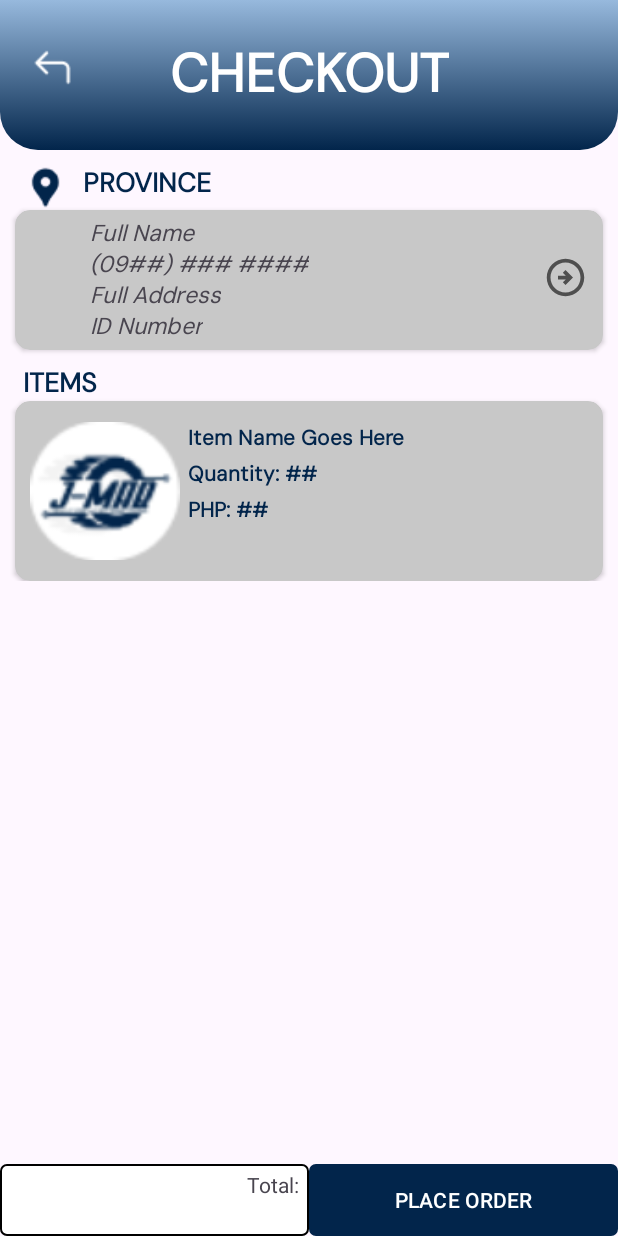
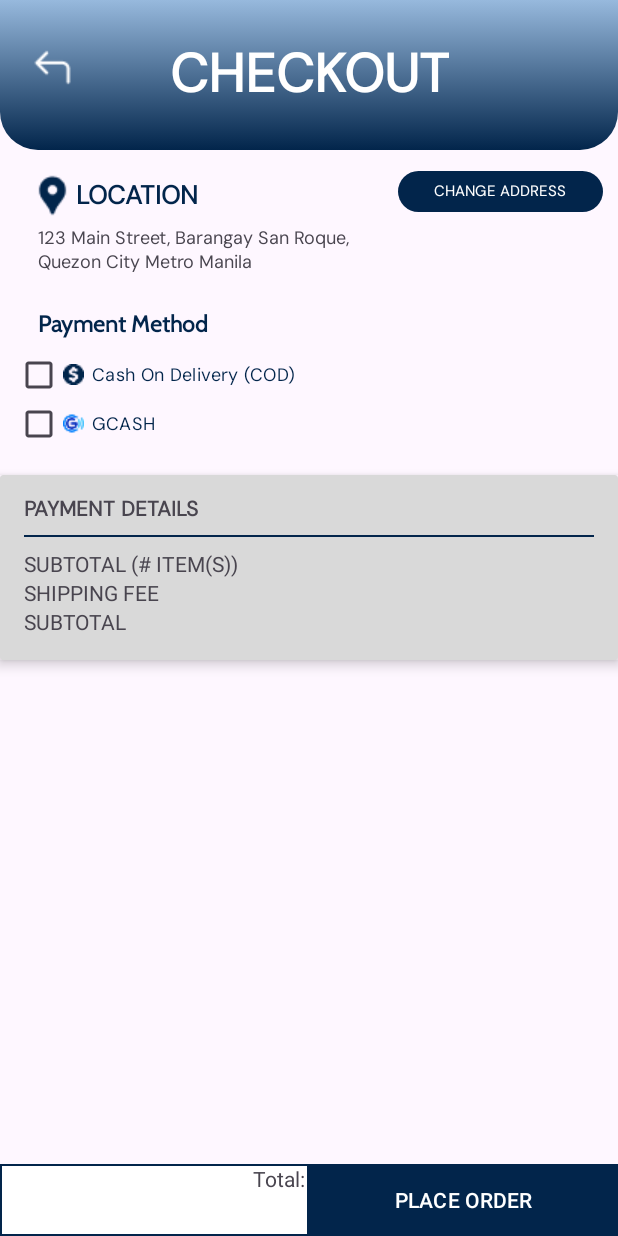
Before and after one commit to bennybun29/J-MAB_Mobile, an Android app: the CheckoutActivity screen opened directly, with no data from a screen before it, on a phone screen of 412 x 824 dp. Run offline under Robolectric (Android 15) with nearby library versions, the phone set to English and light mode, and no system bars.

Commit message:
Update: Suggestions in the searchbar and  Checkout Screen is now updated.

```diff
--- a/app/src/main/java/com/example/j_mabmobile/CartActivity.kt
+++ b/app/src/main/java/com/example/j_mabmobile/CartActivity.kt
@@ -1,9 +1,11 @@
 package com.example.j_mabmobile
 
 import android.content.Context
+import android.content.Intent
 import android.os.Bundle
 import android.util.Log
 import android.view.View
+import android.widget.Button
 import android.widget.CheckBox
 import android.widget.ImageButton
 import android.widget.ImageView
@@ -33,6 +35,7 @@ class CartActivity : AppCompatActivity() {
     private lateinit var emptyIcon: ImageView
     private lateinit var noOrdersYetTV: TextView
     private lateinit var deleteTV: TextView
+    private lateinit var checkoutBtn: Button
 
     private val cartItems = mutableListOf<CartItem>()
 
@@ -50,7 +53,13 @@ class CartActivity : AppCompatActivity() {
         emptyIcon = findViewById(R.id.empytIcon)
         noOrdersYetTV = findViewById(R.id.noOrdersYetTV)
         deleteTV = findViewById(R.id.deleteTV)
+        checkoutBtn = findViewById(R.id.checkoutBtn)
 
+        checkoutBtn.setOnClickListener({
+            onPause()
+            val intent = Intent(this, CheckoutActivity::class.java)
+            startActivity(intent)
+        })
 
         backBtn.setOnClickListener {
             onBackPressed()
--- a/app/src/main/java/com/example/j_mabmobile/CheckoutActivity.kt
+++ b/app/src/main/java/com/example/j_mabmobile/CheckoutActivity.kt
@@ -1,12 +1,15 @@
 package com.example.j_mabmobile
 
+import android.content.Intent
 import android.os.Bundle
+import android.widget.Button
 import android.widget.ImageButton
 import androidx.appcompat.app.AppCompatActivity
 
 class CheckoutActivity : AppCompatActivity() {
 
     lateinit var backBtn: ImageButton
+    lateinit var changeAddressBtn: Button
 
     override fun onCreate(savedInstanceState: Bundle?) {
         super.onCreate(savedInstanceState)
@@ -18,5 +21,13 @@ class CheckoutActivity : AppCompatActivity() {
             onBackPressed()
         })
 
+        changeAddressBtn = findViewById(R.id.changeAddressBtn)
+
+        changeAddressBtn.setOnClickListener({
+            onPause()
+            val intent = Intent(this, MyAddressesActivity::class.java)
+            startActivity(intent)
+        })
+
     }
 }
--- a/app/src/main/java/com/example/j_mabmobile/HomeFragment.kt
+++ b/app/src/main/java/com/example/j_mabmobile/HomeFragment.kt
@@ -39,6 +39,11 @@ class HomeFragment : Fragment() {
     private var currentCategory: String = "All"
     private var userId: Int = -1
     private var currentBrand: String = ""
+    private var productNames: List<String> = listOf()
+    private lateinit var listPopupWindow: ListPopupWindow
+    private var suggestionList: List<String> = listOf()
+
+
 
     override fun onCreateView(
         inflater: LayoutInflater, container: ViewGroup?,
@@ -168,6 +173,8 @@ class HomeFragment : Fragment() {
                     val productResponse = response.body()!!
                     if (productResponse.success) {
                         allProducts = productResponse.products.reversed()
+                        productNames = allProducts.map { it.name } // Store product names
+                        setupSearchView() // Initialize suggestions
                         filterProducts("All", "")
                     } else {
                         Toast.makeText(requireContext(), "Failed to load products", Toast.LENGTH_SHORT).show()
@@ -177,6 +184,7 @@ class HomeFragment : Fragment() {
                 }
             }
 
+
             override fun onFailure(call: Call<ProductResponse>, t: Throwable) {
                 progressBar.visibility = View.GONE
                 showErrorMessage("Error fetching products. Please try again.")
@@ -184,6 +192,64 @@ class HomeFragment : Fragment() {
             }
         })
     }
+
+    private fun setupSearchView() {
+        listPopupWindow = ListPopupWindow(requireContext())
+
+        searchView.setOnQueryTextListener(object : SearchView.OnQueryTextListener {
+            override fun onQueryTextSubmit(query: String?): Boolean {
+                listPopupWindow.dismiss()
+                if (!query.isNullOrBlank()) {
+                    searchProducts(query, currentCategory, currentBrand)
+                }
+                searchView.clearFocus()
+                return true
+            }
+
+            override fun onQueryTextChange(newText: String?): Boolean {
+                if (newText.isNullOrBlank()) {
+                    filteredProducts = allProducts
+                    updateRecyclerView()
+                    listPopupWindow.dismiss()
+                    return true
+                }
+
+                suggestionList = productNames.filter { it.contains(newText, ignoreCase = true) }
+
+                if (suggestionList.isNotEmpty()) {
+                    showSuggestions()
+                } else {
+                    listPopupWindow.dismiss()
+                }
+                return true
+            }
+        })
+    }
+
+
+    private fun showSuggestions() {
+        val adapter = ArrayAdapter(requireContext(), android.R.layout.simple_list_item_1, suggestionList)
+
+        listPopupWindow.setAdapter(adapter)
+        listPopupWindow.anchorView = searchView
+        listPopupWindow.width = searchView.width
+        listPopupWindow.height = ListPopupWindow.WRAP_CONTENT
+        listPopupWindow.isModal = false
+
+        listPopupWindow.setOnItemClickListener { _, _, position, _ ->
+            val selectedItem = suggestionList[position]
+            searchView.setQuery(selectedItem, false)
+            listPopupWindow.dismiss()
+
+            searchView.requestFocus()
+        }
+
+        listPopupWindow.show()
+    }
+
+
+
+
 
     private fun filterProducts(category: String, brand: String) {
         filteredProducts = allProducts.filter {
--- a/app/src/main/java/com/example/j_mabmobile/ProductScreenActivity.kt
+++ b/app/src/main/java/com/example/j_mabmobile/ProductScreenActivity.kt
@@ -71,7 +71,6 @@ class ProductScreenActivity : AppCompatActivity() {
             startActivity(intent)
         })
 
-        // Get data from intent
         val product_id = intent.getIntExtra("product_id", 0)
         val imageUrl = intent.getStringExtra("product_image_url")
         val name = intent.getStringExtra("product_name")
--- a/app/src/main/res/layout/activity_cart.xml
+++ b/app/src/main/res/layout/activity_cart.xml
@@ -112,6 +112,7 @@
             android:text="Total: "/>
 
         <Button
+            android:id="@+id/checkoutBtn"
             android:layout_width="0dp"
             android:layout_height="match_parent"
             android:layout_weight="1"
--- a/app/src/main/res/layout/activity_checkout.xml
+++ b/app/src/main/res/layout/activity_checkout.xml
@@ -38,187 +38,165 @@
         app:layout_constraintTop_toTopOf="parent"
         android:layout_marginTop="25dp"/>
 
-    <LinearLayout
+
+    <TextView
+        android:id="@+id/locationTV"
+        android:layout_width="wrap_content"
+        android:layout_height="wrap_content"
+        android:fontFamily="@font/dmsans"
+        android:text="LOCATION"
+        android:textColor="@color/j_mab_blue"
+        android:textStyle="bold"
+        android:drawableStart="@drawable/location_on"
+        android:gravity="center"
+        android:textSize="17sp"
+        app:layout_constraintTop_toBottomOf="@id/imageView3"
+        app:layout_constraintLeft_toLeftOf="parent"
+        android:layout_marginTop="15dp"
+        android:layout_marginLeft="20dp"/>
+
+    <TextView
+        android:id="@+id/userLocationTV"
+        app:layout_constraintTop_toBottomOf="@id/locationTV"
+        app:layout_constraintLeft_toLeftOf="parent"
+        android:layout_width="wrap_content"
+        android:layout_height="wrap_content"
+        android:fontFamily="@font/dmsans"
+        android:text="123 Main Street, Barangay San Roque,\nQuezon City Metro Manila"
+        android:layout_marginLeft="25dp"
+        android:layout_marginTop="5dp"
+        android:textSize="12sp"/>
+
+    <Button
+        android:id="@+id/changeAddressBtn"
+        android:layout_width="wrap_content"
+        android:layout_height="35dp"
+        android:text="CHANGE ADDRESS"
+        android:fontFamily="@font/dmsans"
+        android:textSize="10sp"
+        app:layout_constraintRight_toRightOf="parent"
+        app:layout_constraintTop_toBottomOf="@id/imageView3"
+        android:layout_marginRight="10dp"
+        android:layout_marginTop="10dp"/>
+
+    <androidx.recyclerview.widget.RecyclerView
+        android:id="@+id/checkoutRecyclerView"
         android:layout_width="match_parent"
         android:layout_height="wrap_content"
-        app:layout_constraintTop_toBottomOf="@id/imageView3"
+        app:layout_constraintTop_toBottomOf="@id/userLocationTV"
+        android:layout_marginTop="5dp"/>
+
+    <TextView
+        android:id="@+id/paymentMethodTV"
+        android:layout_width="wrap_content"
+        android:layout_height="wrap_content"
+        android:text="Payment Method"
+        android:fontFamily="@font/cabin"
+        android:textSize="15sp"
+        android:textStyle="bold"
+        android:textColor="@color/j_mab_blue"
+        app:layout_constraintTop_toBottomOf="@id/checkoutRecyclerView"
         app:layout_constraintLeft_toLeftOf="parent"
-        app:layout_constraintRight_toRightOf="parent"
-        android:orientation="vertical">
+        android:layout_marginTop="15dp"
+        android:layout_marginLeft="25dp"/>
 
-        <TextView
-            android:layout_width="wrap_content"
-            android:layout_height="wrap_content"
-            android:fontFamily="@font/dmsans"
-            android:textColor="@color/j_mab_blue"
-            android:text="PROVINCE"
-            android:textStyle="bold"
-            android:textSize="18sp"
-            android:layout_marginTop="10dp"
-            android:layout_marginLeft="15dp"
-            android:drawablePadding="10dp"
-            android:drawableLeft="@drawable/location_on"/>
+    <CheckBox
+        android:id="@+id/codChkBox"
+        android:layout_width="wrap_content"
+        android:layout_height="wrap_content"
+        android:fontFamily="@font/dmsans"
+        android:text="Cash On Delivery (COD)"
+        android:drawableStart="@drawable/dollar_sign"
+        android:drawablePadding="5dp"
+        app:layout_constraintTop_toBottomOf="@id/paymentMethodTV"
+        app:layout_constraintLeft_toLeftOf="parent"
+        android:textColor="@color/j_mab_blue"
+        android:textSize="12sp"
+        android:layout_marginLeft="10dp"/>
 
-        <androidx.cardview.widget.CardView
+    <CheckBox
+        android:id="@+id/gcashChkBox"
+        android:layout_width="wrap_content"
+        android:layout_height="wrap_content"
+        android:text="GCASH"
+        android:drawableStart="@drawable/gcash_logo"
+        android:drawablePadding="5dp"
+        app:layout_constraintTop_toBottomOf="@id/codChkBox"
+        app:layout_constraintLeft_toLeftOf="parent"
+        android:textSize="12sp"
+        android:textColor="@color/j_mab_blue"
+        android:fontFamily="@font/dmsans"
+        android:layout_marginLeft="10dp"
+        android:layout_marginTop="-15dp"/>
+
+    <androidx.cardview.widget.CardView
+        android:id="@+id/securityCardView"
+        android:layout_width="match_parent"
+        android:layout_height="wrap_content"
+        android:elevation="5dp"
+        app:cardElevation="5dp"
+        android:layout_marginTop="10dp"
+        android:layout_marginBottom="10dp"
+        android:backgroundTint="#D9D9D9"
+        app:layout_constraintTop_toBottomOf="@+id/gcashChkBox">
+
+        <LinearLayout
             android:layout_width="match_parent"
             android:layout_height="wrap_content"
-            android:layout_marginRight="10dp"
-            android:layout_marginLeft="10dp"
-            app:cardCornerRadius="10dp"
-            android:backgroundTint="#C8C8C8">
+            android:orientation="vertical"
+            android:padding="16dp">
 
-            <androidx.constraintlayout.widget.ConstraintLayout
+            <!-- Title and Edit Button in a Row -->
+            <LinearLayout
                 android:layout_width="match_parent"
-                android:layout_height="match_parent">
+                android:layout_height="wrap_content"
+                android:orientation="horizontal"
+                android:gravity="center_vertical">
 
                 <TextView
-                    android:id="@+id/fullNameTvCheckout"
-                    android:layout_width="wrap_content"
+                    android:layout_width="0dp"
                     android:layout_height="wrap_content"
-                    app:layout_constraintTop_toTopOf="parent"
-                    app:layout_constraintLeft_toLeftOf="parent"
-                    android:text="Full Name"
-                    android:layout_marginTop="5dp"
+                    android:layout_weight="1"
                     android:fontFamily="@font/dmsans"
-                    android:textStyle="italic"
-                    android:layout_marginLeft="50dp"
-                    android:textSize="15sp"/>
+                    android:text="PAYMENT DETAILS"
+                    android:layout_marginBottom="5dp"
+                    android:textStyle="bold"/>
 
-                <TextView
-                    android:id="@+id/phoneNumberTVCheckout"
-                    android:layout_width="wrap_content"
-                    android:layout_height="wrap_content"
-                    android:text="(09##) ### ####"
-                    android:fontFamily="@font/dmsans"
-                    app:layout_constraintTop_toBottomOf="@id/fullNameTvCheckout"
-                    app:layout_constraintLeft_toLeftOf="parent"
-                    android:textStyle="italic"
-                    android:layout_marginLeft="50dp"
-                    android:textSize="15sp"/>
+            </LinearLayout>
 
-                <TextView
-                    android:id="@+id/fullAddressTVCheckout"
-                    android:layout_width="wrap_content"
-                    android:layout_height="wrap_content"
-                    android:text="Full Address"
-                    android:fontFamily="@font/dmsans"
-                    app:layout_constraintTop_toBottomOf="@id/phoneNumberTVCheckout"
-                    app:layout_constraintLeft_toLeftOf="parent"
-                    android:textStyle="italic"
-                    android:layout_marginLeft="50dp"
-                    android:textSize="15sp"/>
+            <View
+                android:layout_width="match_parent"
+                android:layout_height="1dp"
+                android:background="@color/j_mab_blue"
+                android:layout_marginBottom="8dp" />
 
-                <TextView
-                    android:id="@+id/idNumberTVCheckout"
-                    android:layout_width="wrap_content"
-                    android:layout_height="wrap_content"
-                    android:text="ID Number"
-                    android:fontFamily="@font/dmsans"
-                    app:layout_constraintTop_toBottomOf="@id/fullAddressTVCheckout"
-                    app:layout_constraintLeft_toLeftOf="parent"
-                    android:textStyle="italic"
-                    android:layout_marginLeft="50dp"
-                    android:textSize="15sp"
-                    android:paddingBottom="5dp"/>
+            <TextView
+                android:layout_width="wrap_content"
+                android:layout_height="wrap_content"
+                android:text="SUBTOTAL (# ITEM(S))"/>
 
-                <ImageButton
-                    android:layout_width="wrap_content"
-                    android:layout_height="wrap_content"
-                    android:src="@drawable/arrow_right"
-                    app:layout_constraintTop_toTopOf="parent"
-                    android:background="@null"
-                    app:layout_constraintRight_toRightOf="parent"
-                    android:layout_marginTop="30dp"
-                    android:layout_marginRight="10dp"/>
+            <TextView
+                android:layout_width="wrap_content"
+                android:layout_height="wrap_content"
+                android:text="SHIPPING FEE"/>
+
+            <TextView
+                android:layout_width="wrap_content"
+                android:layout_height="wrap_content"
+                android:text="SUBTOTAL"/>
 
 
-            </androidx.constraintlayout.widget.ConstraintLayout>
+        </LinearLayout>
+
+    </androidx.cardview.widget.CardView>
 
 
 
-        </androidx.cardview.widget.CardView>
-
-        <TextView
-            android:layout_width="wrap_content"
-            android:layout_height="wrap_content"
-            android:fontFamily="@font/dmsans"
-            android:textColor="@color/j_mab_blue"
-            android:text="ITEMS"
-            android:textStyle="bold"
-            android:textSize="18sp"
-            android:layout_marginTop="10dp"
-            android:layout_marginLeft="15dp"
-            android:drawablePadding="10dp"/>
-
-        <androidx.cardview.widget.CardView
-            android:layout_width="match_parent"
-            android:layout_height="120dp"
-            android:layout_marginRight="10dp"
-            android:layout_marginLeft="10dp"
-            app:cardCornerRadius="10dp"
-            android:backgroundTint="#C8C8C8">
-
-            <androidx.constraintlayout.widget.ConstraintLayout
-                android:layout_width="match_parent"
-                android:layout_height="match_parent">
-
-                <ImageView
-                    android:id="@+id/item_image_checkout"
-                    android:layout_width="100dp"
-                    android:layout_height="100dp"
-                    android:src="@drawable/jmab_fab"
-                    android:layout_marginLeft="10dp"
-                    app:layout_constraintTop_toTopOf="parent"
-                    app:layout_constraintLeft_toLeftOf="parent"
-                    app:layout_constraintBottom_toBottomOf="parent"/>
-
-                <TextView
-                    android:layout_width="wrap_content"
-                    android:layout_height="wrap_content"
-                    android:fontFamily="@font/dmsans"
-                    android:id="@+id/item_name_checkout"
-                    android:text="Item Name Goes Here"
-                    app:layout_constraintLeft_toRightOf="@id/item_image_checkout"
-                    app:layout_constraintTop_toTopOf="parent"
-                    android:layout_marginLeft="5dp"
-                    android:layout_marginTop="15dp"
-                    android:textStyle="bold"
-                    android:textColor="@color/j_mab_blue"/>
-
-                <TextView
-                    android:layout_width="wrap_content"
-                    android:layout_height="wrap_content"
-                    android:fontFamily="@font/dmsans"
-                    android:id="@+id/quantityTVCheckout"
-                    android:text="Quantity: ##"
-                    app:layout_constraintLeft_toRightOf="@id/item_image_checkout"
-                    app:layout_constraintTop_toBottomOf="@id/item_name_checkout"
-                    android:layout_marginLeft="5dp"
-                    android:layout_marginTop="5dp"
-                    android:textStyle="bold"
-                    android:textColor="@color/j_mab_blue"/>
-
-                <TextView
-                    android:layout_width="wrap_content"
-                    android:layout_height="wrap_content"
-                    android:fontFamily="@font/dmsans"
-                    android:id="@+id/priceTV"
-                    android:text="PHP: ##"
-                    app:layout_constraintLeft_toRightOf="@id/item_image_checkout"
-                    app:layout_constraintTop_toBottomOf="@id/quantityTVCheckout"
-                    android:layout_marginLeft="5dp"
-                    android:layout_marginTop="5dp"
-                    android:textStyle="bold"
-                    android:textColor="@color/j_mab_blue"/>
-
-
-            </androidx.constraintlayout.widget.ConstraintLayout>
 
 
 
-        </androidx.cardview.widget.CardView>
 
-    </LinearLayout>
+
 
     <LinearLayout
         android:id="@+id/horizontal_linear_layout"
@@ -233,14 +211,14 @@
             android:gravity="right"
             android:layout_weight="1"
             android:layout_height="match_parent"
-            android:background="@drawable/border"
+            android:background="@drawable/bottom_options_border"
             android:text="Total: "/>
 
         <Button
             android:layout_width="0dp"
             android:layout_height="match_parent"
             android:layout_weight="1"
-            android:background="@drawable/border"
+            android:background="@drawable/bottom_options_border"
             android:text="PLACE ORDER"/>
 
     </LinearLayout>
```
Also changed, not shown: app/src/main/res/drawable/dollar_sign.png (added), app/src/main/res/drawable/gcash_logo.png (added).
